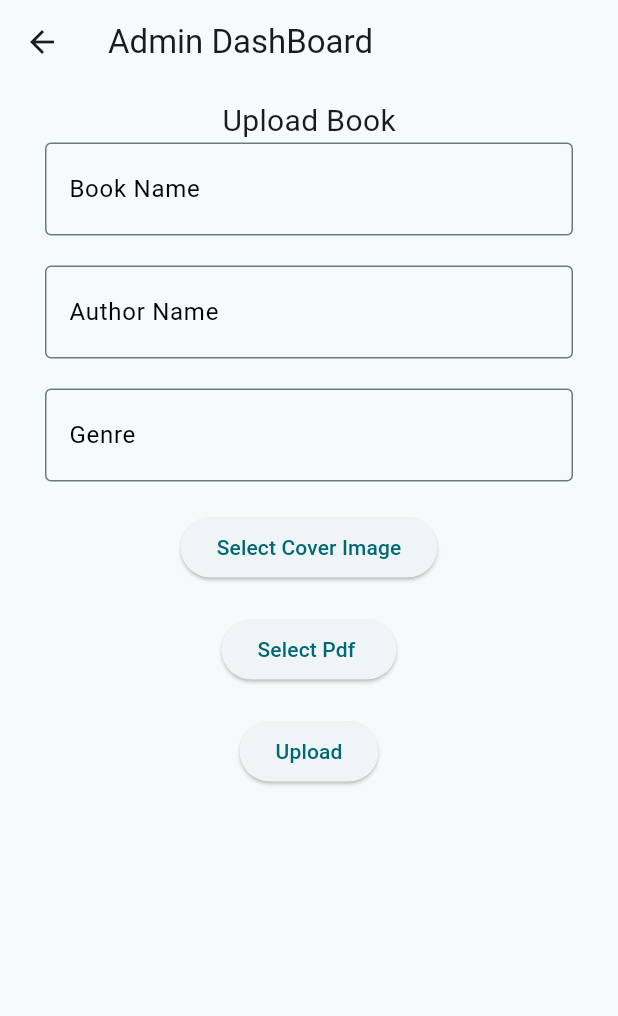
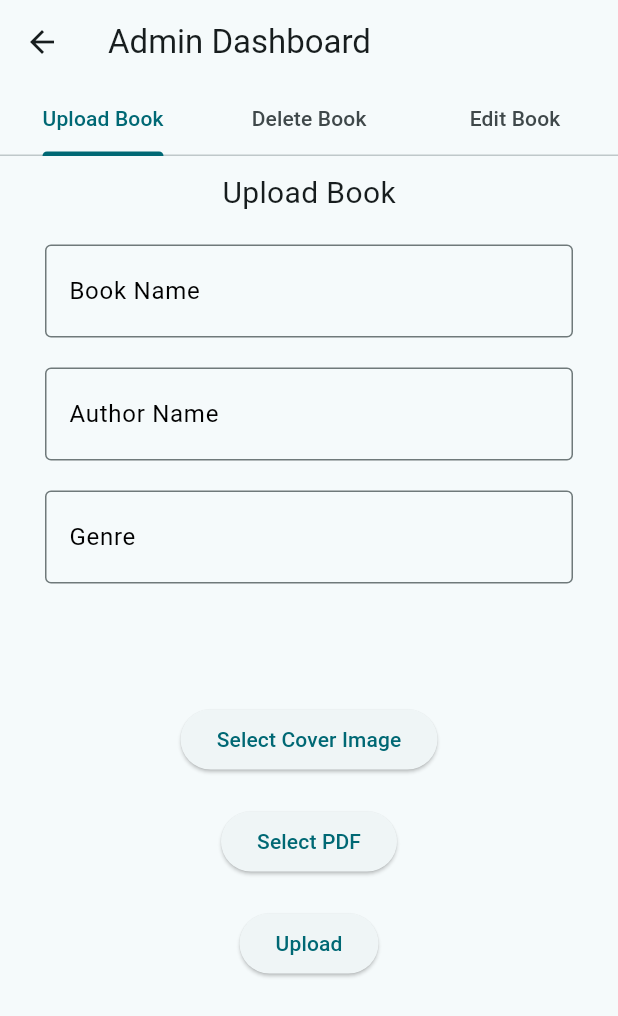
Before and after one commit to tiwarisubash956/lyriscope, a Flutter app: the AdminHomeScreen screen opened by its route, on a phone screen of 412 x 824 dp. Shown: the top 1016 px of the screen. Run offline on Flutter 3.47's test engine with Material 3 defaults, Android fonts, the phone set to English and light mode, and no system bars; drawn by our look-alikes of flutter_platform_widgets; our stand-ins replace auto_route, cloud_firestore, dartz, dio, equatable, file_picker and 11 more; missing offline and left inert: pdfx; accounts and stored records are empty; Roboto replaces fonts that are missing (Acme).

```diff
--- a/lib/Configuration/routes/app_router.dart
+++ b/lib/Configuration/routes/app_router.dart
@@ -12,11 +12,8 @@ part 'app_router.gr.dart';
 @AutoRouterConfig()
 class AppRouter extends _$AppRouter {
   @override
-  // TODO: implement routes
   List<AutoRoute> get routes => [
-        AutoRoute(
-          page: SplashRoute.page,
-        ),
+        AutoRoute(page: SplashRoute.page, initial: true),
         AutoRoute(page: SignUpRoute.page),
         AutoRoute(page: SendPasswordResetEmailRoute.page),
         AutoRoute(
@@ -26,6 +23,8 @@ class AppRouter extends _$AppRouter {
           page: HomeRoute.page,
         ),
         AutoRoute(page: BookViewerRoute.page),
-        AutoRoute(page: AdminHomeRoute.page, initial: true)
+        AutoRoute(
+          page: AdminHomeRoute.page,
+        )
       ];
 }
--- a/lib/Features/AdminHomeScreen/Domain/UseCase/UploadBook.dart
+++ b/lib/Features/AdminHomeScreen/Domain/UseCase/UploadBook.dart
@@ -21,8 +21,8 @@ class UploadBookparamas {
   final String authorName;
   final String genre;
   final String bookName;
-  final File bookpdf;
-  final File coverimage;
+  final File? bookpdf;
+  final File? coverimage;
 
   UploadBookparamas(
       {required this.authorName,
--- a/lib/Features/AdminHomeScreen/Presentation/AdminHomeScreen.dart
+++ b/lib/Features/AdminHomeScreen/Presentation/AdminHomeScreen.dart
@@ -1,11 +1,14 @@
 import 'dart:io';
-
 import 'package:file_picker/file_picker.dart';
+import 'package:flutter/material.dart';
 import 'package:flutter_platform_widgets/flutter_platform_widgets.dart';
 import 'package:image_picker/image_picker.dart';
-import 'package:lyriscope/Core/app_export.dart';
+import 'package:google_fonts/google_fonts.dart';
+import 'package:flutter_bloc/flutter_bloc.dart';
+import 'package:lyriscope/Features/AdminHomeScreen/Presentation/bloc/admin_home_screen_bloc.dart';
+import 'package:lyriscope/Features/Auth/Widgets/CustomTextFromField.dart';
+import 'package:path/path.dart' as p;
 
-@RoutePage()
 class AdminHomeScreen extends StatefulWidget {
   const AdminHomeScreen({super.key});
 
@@ -13,20 +16,35 @@ class AdminHomeScreen extends StatefulWidget {
   State<AdminHomeScreen> createState() => _AdminHomeScreenState();
 }
 
-class _AdminHomeScreenState extends State<AdminHomeScreen> {
+class _AdminHomeScreenState extends State<AdminHomeScreen>
+    with SingleTickerProviderStateMixin {
   final TextEditingController bookNameController = TextEditingController();
   final TextEditingController authorNameController = TextEditingController();
   final TextEditingController genreController = TextEditingController();
-  final TextEditingController contentPdfController = TextEditingController();
-  File? coverimage;
+  final TextEditingController pdfcontroller = TextEditingController();
+  final TextEditingController coverimagecontroller = TextEditingController();
+
+  File? coverImage;
   File? pdfFile;
+  bool isPickedpdf = false;
+  bool isPickedCover = false;
+
+  late TabController _tabController;
+
+  @override
+  void initState() {
+    super.initState();
+    _tabController = TabController(length: 3, vsync: this);
+  }
 
   Future pickCoverImage() async {
     final ImagePicker picker = ImagePicker();
     final XFile? image = await picker.pickImage(source: ImageSource.gallery);
     if (image != null) {
       setState(() {
-        pdfFile = File(image.path);
+        coverImage = File(image.path);
+        coverimagecontroller.text = p.basename(coverImage!.path);
+        isPickedCover = true;
       });
     }
   }
@@ -39,6 +57,9 @@ class _AdminHomeScreenState extends State<AdminHomeScreen> {
     if (result != null) {
       setState(() {
         pdfFile = File(result.files.single.path!);
+
+        pdfcontroller.text = p.basename(pdfFile!.path);
+        isPickedpdf = true;
       });
     }
   }
@@ -47,19 +68,40 @@ class _AdminHomeScreenState extends State<AdminHomeScreen> {
   Widget build(BuildContext context) {
     return PlatformScaffold(
       appBar: PlatformAppBar(
-        title: const Text("Admin DashBoard"),
+        title: const Text("Admin Dashboard"),
+        material: (_, __) => MaterialAppBarData(
+          bottom: TabBar(
+            controller: _tabController,
+            tabs: const [
+              Tab(text: "Upload Book"),
+              Tab(text: "Delete Book"),
+              Tab(text: "Edit Book"),
+            ],
           ),
-      body: SingleChildScrollView(
-        child: Padding(
+        ),
+      ),
+      body: TabBarView(
+        controller: _tabController,
+        children: [
+          _uploadBookTab(context),
+          _deleteBookTab(context),
+          _editBookTab(context),
+        ],
+      ),
+    );
+  }
+
+  Widget _uploadBookTab(BuildContext context) {
+    return SingleChildScrollView(
       padding: const EdgeInsets.symmetric(horizontal: 30, vertical: 10),
       child: Column(
         crossAxisAlignment: CrossAxisAlignment.center,
         children: [
-              Center(
-                  child: Text(
+          Text(
             "Upload Book",
             style: GoogleFonts.acme(fontSize: 20),
-              )),
+          ),
+          const SizedBox(height: 20),
           CustomTextField(
             label: 'Book Name',
             controller: bookNameController,
@@ -67,9 +109,7 @@ class _AdminHomeScreenState extends State<AdminHomeScreen> {
               return null;
             },
           ),
-              const SizedBox(
-                height: 20,
-              ),
+          const SizedBox(height: 20),
           CustomTextField(
             label: 'Author Name',
             controller: authorNameController,
@@ -77,9 +117,7 @@ class _AdminHomeScreenState extends State<AdminHomeScreen> {
               return null;
             },
           ),
-              const SizedBox(
-                height: 20,
-              ),
+          const SizedBox(height: 20),
           CustomTextField(
             label: 'Genre',
             controller: genreController,
@@ -90,32 +128,82 @@ class _AdminHomeScreenState extends State<AdminHomeScreen> {
           const SizedBox(
             height: 20,
           ),
-              ElevatedButton(
-                  onPressed: () async {
-                    XFile? coverimage = await pickCoverImage();
-                    if (coverimage == null) {
-                      return;
-                    }
+          isPickedCover
+              ? CustomTextField(
+                  label: 'cover Image',
+                  controller: coverimagecontroller,
+                  validator: (p0) {
+                    return null;
                   },
-                  child: const Text("Select Cover Image")),
+                )
+              : const SizedBox(height: 20),
           const SizedBox(
             height: 20,
           ),
+          isPickedpdf
+              ? CustomTextField(
+                  label: 'pdf',
+                  controller: pdfcontroller,
+                  validator: (p0) {
+                    return null;
+                  },
+                )
+              : const SizedBox(height: 20),
+          AnimatedSwitcher(
+            duration: const Duration(milliseconds: 3),
+            child: ElevatedButton(
+              onPressed: pickCoverImage,
+              child: const Text("Select Cover Image"),
+            ),
+          ),
+          const SizedBox(height: 20),
           ElevatedButton(
-                  onPressed: () async {
-                    XFile? pdf = await pickPdf();
-                    if (pdf == null) {
+            onPressed: pickPdf,
+            child: const Text("Select PDF"),
+          ),
+          const SizedBox(height: 20),
+          ElevatedButton(
+            onPressed: () {
+              if (bookNameController.text.isEmpty ||
+                  authorNameController.text.isEmpty ||
+                  genreController.text.isEmpty ||
+                  coverImage == null ||
+                  pdfFile == null) {
+                ScaffoldMessenger.of(context).showSnackBar(
+                  const SnackBar(
+                      content: Text("Please fill all fields and select files")),
+                );
                 return;
               }
+
+              context.read<AdminHomeScreenBloc>().add(UploadBookEvent(
+                  authorName: authorNameController.text,
+                  genre: genreController.text,
+                  title: bookNameController.text,
+                  bookpdf: pdfFile,
+                  coverimage: coverImage));
             },
-                  child: const Text("Select Pdf ")),
-              const SizedBox(
-                height: 20,
+            child: const Text("Upload"),
           ),
-              ElevatedButton(onPressed: () {}, child: const Text("Upload"))
         ],
       ),
+    );
+  }
+
+  Widget _deleteBookTab(BuildContext context) {
+    return Center(
+      child: Text(
+        "Delete Book Functionality Coming Soon",
+        style: GoogleFonts.acme(fontSize: 20),
       ),
+    );
+  }
+
+  Widget _editBookTab(BuildContext context) {
+    return Center(
+      child: Text(
+        "Edit Book Functionality Coming Soon",
+        style: GoogleFonts.acme(fontSize: 20),
       ),
     );
   }
--- a/lib/Features/AdminHomeScreen/Presentation/bloc/admin_home_screen_event.dart
+++ b/lib/Features/AdminHomeScreen/Presentation/bloc/admin_home_screen_event.dart
@@ -11,8 +11,8 @@ class UploadBookEvent extends AdminHomeScreenEvent {
   final String authorName;
   final String title;
   final String genre;
-  final File bookpdf;
-  final File coverimage;
+  final File? bookpdf;
+  final File? coverimage;
 
   const UploadBookEvent(
       {required this.authorName,
--- a/lib/main.dart
+++ b/lib/main.dart
@@ -1,5 +1,6 @@
 import 'package:firebase_core/firebase_core.dart';
 import 'package:lyriscope/Core/app_export.dart';
+import 'package:lyriscope/Features/AdminHomeScreen/Presentation/bloc/admin_home_screen_bloc.dart';
 import 'package:lyriscope/Features/Auth/Presentation/bloc/auth_bloc.dart';
 import 'injection_container.dart' as di;
 
@@ -27,6 +28,7 @@ class MyApp extends StatelessWidget {
               signinwithemailpassword: di.sl(),
               signUpwithemailpassword: di.sl()),
         ),
+        BlocProvider(create: (_) => AdminHomeScreenBloc(uploadbook: di.sl()))
       ],
       child: MaterialApp.router(
           debugShowCheckedModeBanner: false,
--- a/pubspec.yaml
+++ b/pubspec.yaml
@@ -44,8 +44,9 @@ dependencies:
 
   dio: ^5.7.0
   shared_preferences: ^2.3.3
+  sign_in_button: ^3.2.0
   firebase_core: ^3.8.0
-  sign_in_button: ^3.2.0
+
   firebase_auth: ^5.3.3
   google_sign_in: ^6.0.0
   flutter_platform_widgets: ^7.0.1
@@ -58,6 +59,9 @@ dependencies:
   image_picker: ^0.8.7+3
   file_picker: ^8.1.4
   permission_handler: ^11.3.1
+  firebase_storage: ^12.3.6
+  cloud_firestore: ^5.5.0
+  path: ^1.8.3
 
 dev_dependencies:
   flutter_test:
```
Also changed, not shown: lib/Features/AdminHomeScreen/Data/AdminRepoimpl.dart/AdminRepoimpl.dart (added, +21 -0 lines), lib/Features/AdminHomeScreen/Data/DataSource/AdminHomeDataSource.dart (added, +41 -0 lines), lib/Features/HomeScreen/Presentation/HomeScreen.dart (+17 -1 lines), lib/Features/HomeScreen/Widgets/custom_searchbar.dart (added, +78 -0 lines), lib/injection_container.dart (+33 -0 lines), pubspec.lock, 3 other files. Lines whose indentation alone changed are shown as unchanged.
